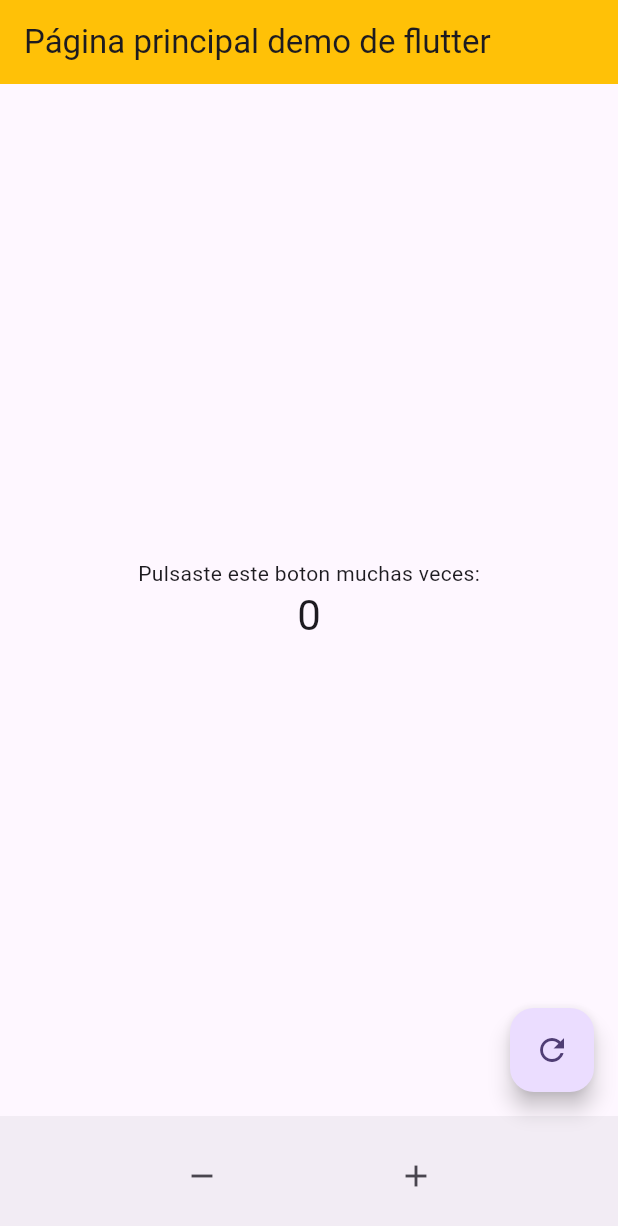
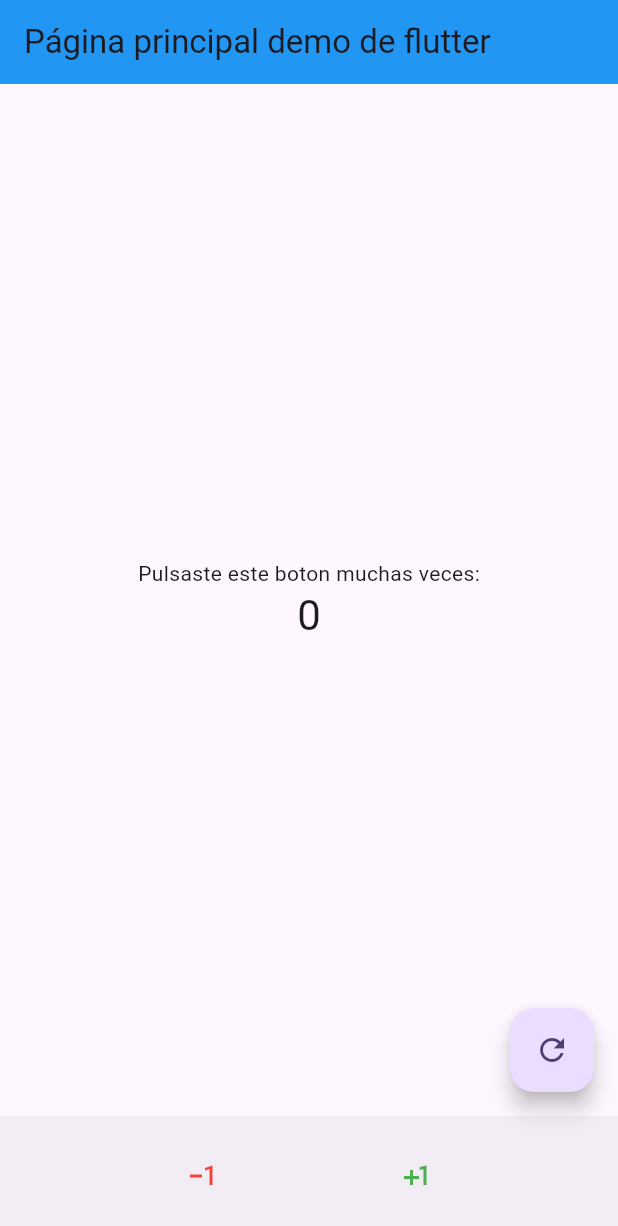
Before and after one commit to KevinATJ/3479A321_2022479006, a Flutter app: the screen it shows after launch, on a phone screen of 412 x 824 dp. Shown: the top 1226 px of the screen. Run offline on Flutter 3.47's test engine with Material 3 defaults, Android fonts, the phone set to English and light mode, and no system bars.

Commit message:
Ultimos cambios

```diff
--- a/lib/main.dart
+++ b/lib/main.dart
@@ -70,19 +70,37 @@ class _MyHomePageState extends State<MyHomePage> {
 
   void _decrementCounter() {
     setState(() {
-
       _counter--;
     });
   }
 
   void _resetCounter() {
     setState(() {
-
       _counter = 0;
     });
   }
 
-
+  BottomAppBar _bottomButtons() {
+    return BottomAppBar(
+      child: Row(
+        mainAxisAlignment: MainAxisAlignment.spaceEvenly,
+        children: <Widget>[
+          IconButton(
+            color: Colors.red,
+            icon: const Icon(Icons.exposure_minus_1),
+            onPressed: _decrementCounter,
+            tooltip: 'Disminuir',
+          ),
+          IconButton(
+            color: Colors.green,
+            icon: const Icon(Icons.plus_one),
+            onPressed: _incrementCounter,
+            tooltip: 'Incrementar',
+          ),
+        ],
+      ),
+    );
+  }
 
   @override
   Widget build(BuildContext context) {
@@ -97,7 +115,7 @@ class _MyHomePageState extends State<MyHomePage> {
         // TRY THIS: Try changing the color here to a specific color (to
         // Colors.amber, perhaps?) and trigger a hot reload to see the AppBar
         // change color while the other colors stay the same.
-        backgroundColor: Colors.amber,
+        backgroundColor: Colors.blue,
         // Here we take the value from the MyHomePage object that was created by
         // the App.build method, and use it to set our appbar title.
         title: Text(widget.title),
@@ -131,29 +149,12 @@ class _MyHomePageState extends State<MyHomePage> {
           ],
         ),
       ),
-      bottomNavigationBar: BottomAppBar(
-        child: Row(
-          mainAxisAlignment: MainAxisAlignment.spaceEvenly,
-          children: <Widget>[
-            IconButton(
-              icon: const Icon(Icons.remove),
-              onPressed: _decrementCounter,
-              tooltip: 'Disminuir',
-            ),
-            IconButton(
-              icon: const Icon(Icons.add),
-              onPressed: _incrementCounter,
-              tooltip: 'Incrementar',
-            ),
-          ],
-        ),
-      ),
+      bottomNavigationBar: _bottomButtons(),
       floatingActionButton: FloatingActionButton(
         onPressed: _resetCounter,
         tooltip: 'Resetear',
         child: const Icon(Icons.refresh),
       ), // This trailing comma makes auto-formatting nicer for build methods.
-
     );
   }
 }
```
